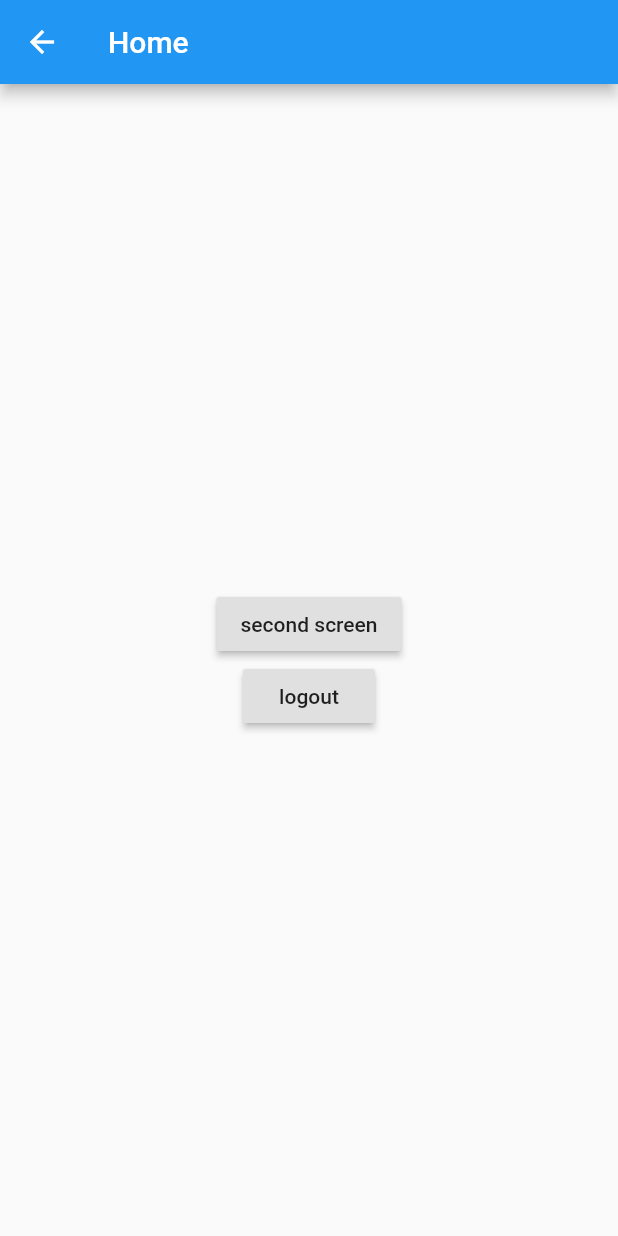
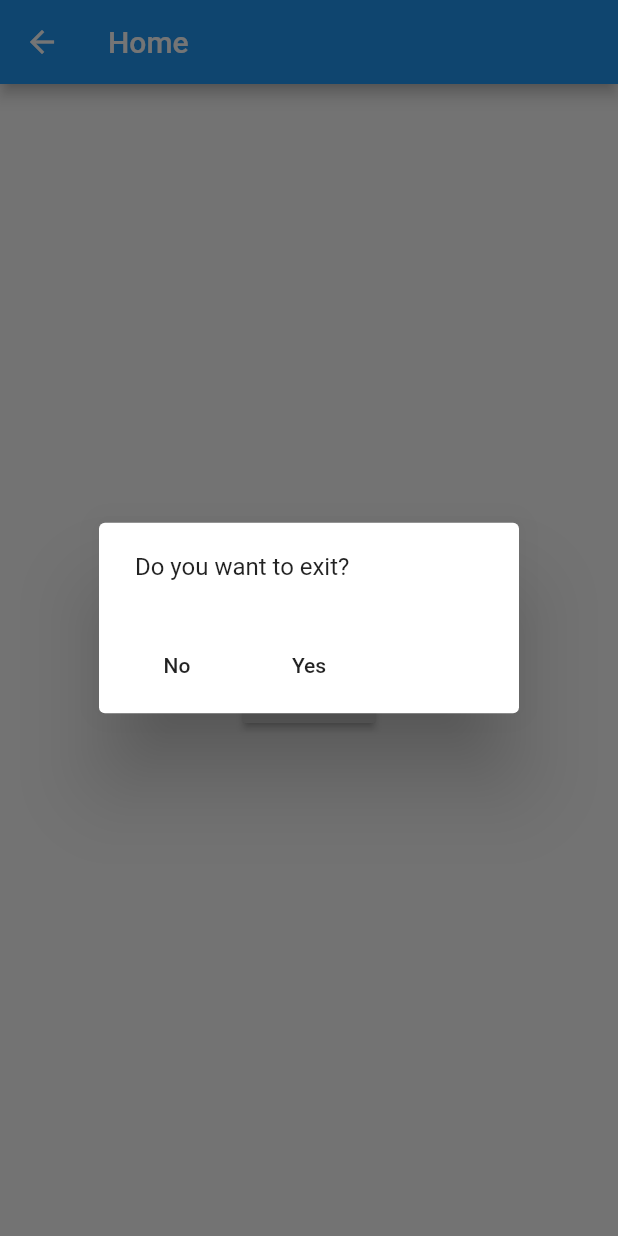
Before and after one commit to alifarahani1998/Login-Bloc, a Flutter app: the HomeScreen screen opened directly, after a tap on "logout", on a phone screen of 412 x 824 dp. Run offline on Flutter 3.47's test engine with Material 2 defaults, Android fonts, the phone set to English and light mode, and no system bars; our stand-ins replace bloc, flutter_bloc.

Commit message:
14.07.00

```diff
--- a/lib/main.dart
+++ b/lib/main.dart
@@ -9,24 +9,24 @@ import 'repositories/user_repository.dart';
 import 'routes/routes.dart';
 
 void main() {
-  runApp(App(
+  runApp(MyApp(
     userRepository: UserRepository(),
     appRouter: AppRouter(),
   ));
 }
 
-class App extends StatefulWidget {
+class MyApp extends StatefulWidget {
   final UserRepository userRepository;
   final AppRouter appRouter;
 
-  App({Key key, @required this.userRepository, @required this.appRouter})
+  MyApp({Key key, @required this.userRepository, @required this.appRouter})
       : super(key: key);
 
   @override
-  State<App> createState() => _AppState();
+  State<MyApp> createState() => _MyAppState();
 }
 
-class _AppState extends State<App> {
+class _MyAppState extends State<MyApp> {
   AuthBloc authBloc;
 
   @override
--- a/lib/views/screens/home_screen.dart
+++ b/lib/views/screens/home_screen.dart
@@ -36,7 +36,33 @@ class _HomeScreenState extends State<HomeScreen> {
             RaisedButton(
               child: Text('logout'),
               onPressed: () {
-                authBloc.add(LoggedOut());
+                showDialog<void>(
+                  context: context,
+                  builder: (BuildContext dialogContext) {
+                    return AlertDialog(
+                      content: Text('Do you want to exit?'),
+                      actions: <Widget>[
+                        Row(
+                          children: [
+                            FlatButton(
+                              child: Text('No'),
+                              onPressed: () {
+                                Navigator.of(dialogContext).pop();
+                              },
+                            ),
+                            FlatButton(
+                              child: Text('Yes'),
+                              onPressed: () {
+                                Navigator.of(dialogContext).pop();
+                                authBloc.add(LoggedOut());
+                              },
+                            ),
+                          ],
+                        )
+                      ],
+                    );
+                  },
+                );
               },
             )
           ],
```
Also changed, not shown: lib/views/screens/secon_screen.dart (+28 -2 lines), lib/views/screens/third_screen.dart (+28 -3 lines).
